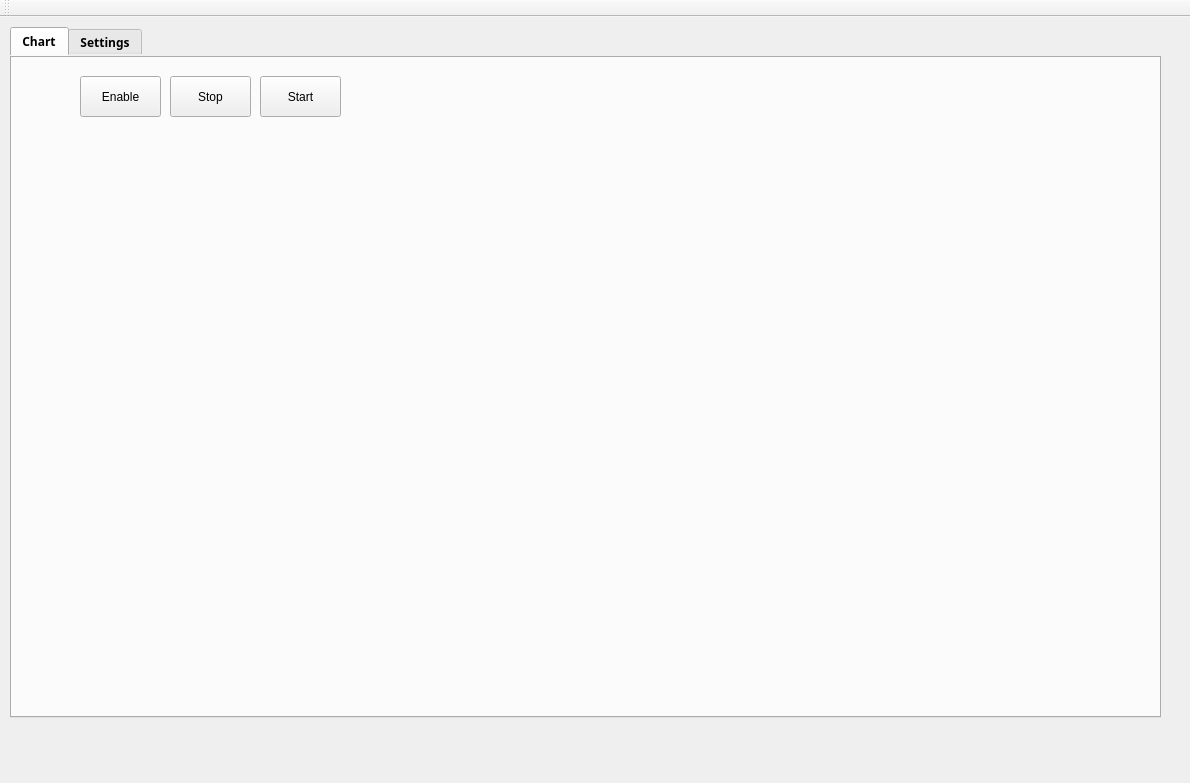
Before: the Qt Designer form mainwindow.ui in sova-ilv/ADXL313-Controller, drawn with Qt 5.
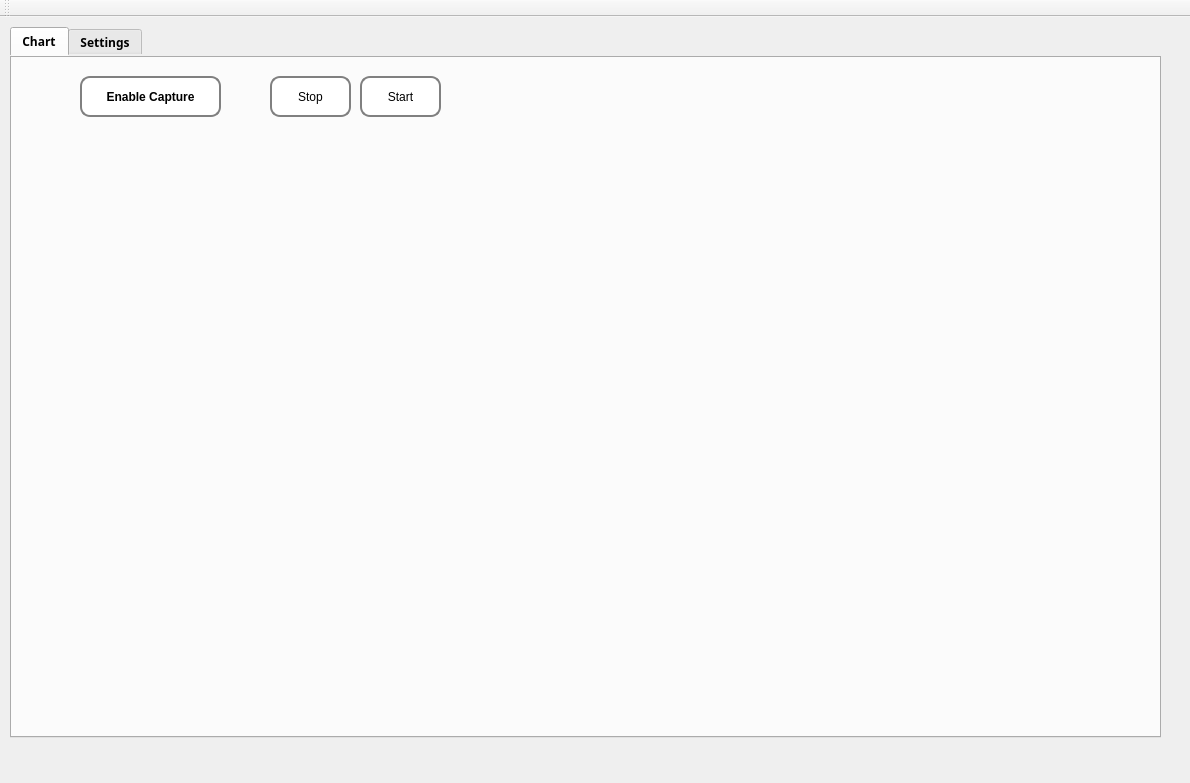
After: the same form once the commit is applied. The open tabs and pages were chosen to show the change.

What changed in the file:
```diff
--- a/mainwindow.ui
+++ b/mainwindow.ui
@@ -20,7 +20,7 @@
       <x>10</x>
       <y>10</y>
       <width>1151</width>
-      <height>691</height>
+      <height>711</height>
      </rect>
     </property>
     <property name="font">
@@ -54,23 +54,47 @@
        <rect>
         <x>70</x>
         <y>20</y>
-        <width>81</width>
+        <width>141</width>
         <height>41</height>
        </rect>
       </property>
+      <property name="font">
+       <font>
+        <weight>75</weight>
+        <bold>true</bold>
+       </font>
+      </property>
+      <property name="styleSheet">
+       <string notr="true">QPushButton
+{
+ border: 2px solid gray;
+ border-radius: 10px;
+ padding: 0 8px;
+ background: white;
+}</string>
+      </property>
       <property name="text">
-       <string>Enable</string>
+       <string>Enable Capture</string>
       </property>
      </widget>
      <widget class="QPushButton" name="stopButton">
       <property name="geometry">
        <rect>
-        <x>160</x>
+        <x>260</x>
         <y>20</y>
         <width>81</width>
         <height>41</height>
        </rect>
       </property>
+      <property name="styleSheet">
+       <string notr="true">QPushButton
+{
+ border: 2px solid gray;
+ border-radius: 10px;
+ padding: 0 8px;
+ background: white;
+}</string>
+      </property>
       <property name="text">
        <string>Stop</string>
       </property>
@@ -78,12 +102,21 @@
      <widget class="QPushButton" name="startButton">
       <property name="geometry">
        <rect>
-        <x>250</x>
+        <x>350</x>
         <y>20</y>
         <width>81</width>
         <height>41</height>
        </rect>
       </property>
+      <property name="styleSheet">
+       <string notr="true">QPushButton
+{
+ border: 2px solid gray;
+ border-radius: 10px;
+ padding: 0 8px;
+ background: white;
+}</string>
+      </property>
       <property name="text">
        <string>Start</string>
       </property>
@@ -94,7 +127,7 @@
         <x>10</x>
         <y>90</y>
         <width>1101</width>
-        <height>541</height>
+        <height>571</height>
        </rect>
       </property>
       <layout class="QVBoxLayout" name="mainchartLayout"/>
```
Left out of the diff: 27 changed lines with no effect on the pictures.
